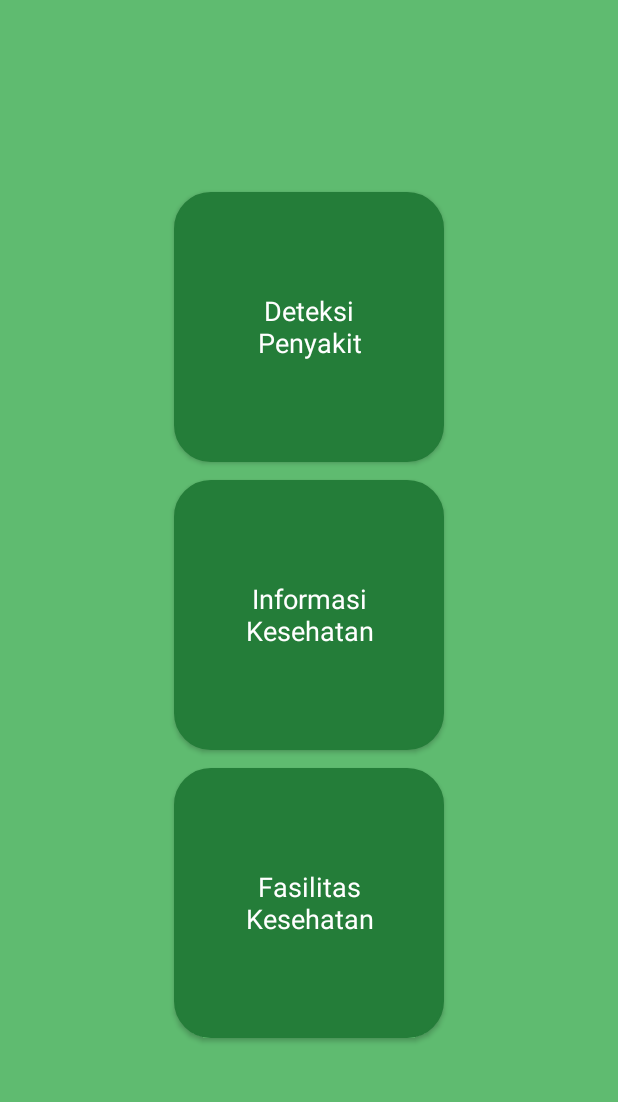
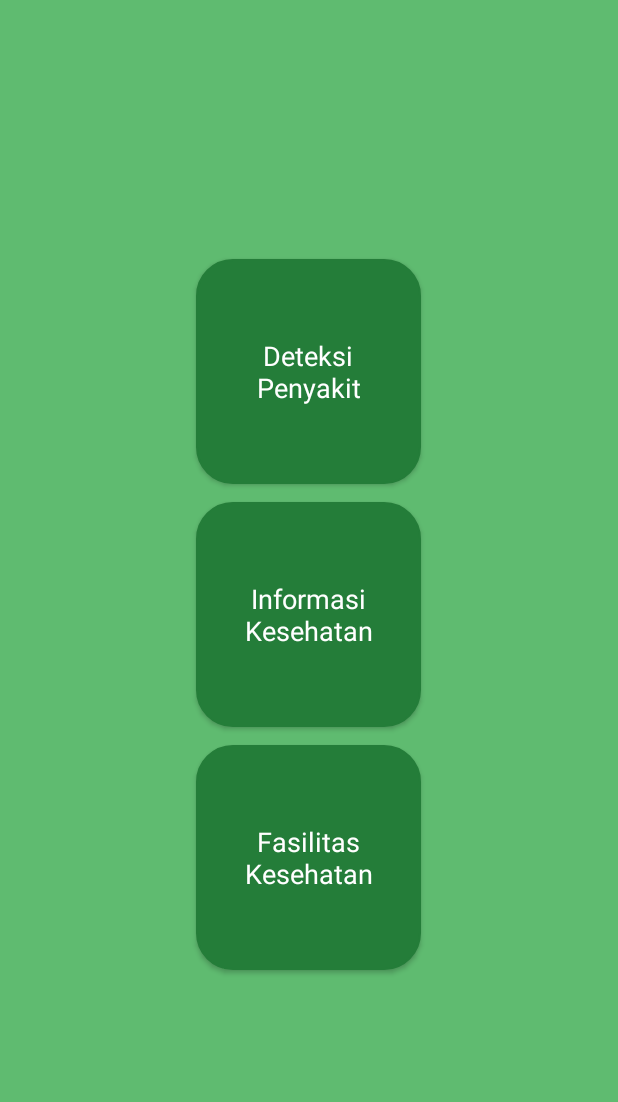
Before and after one commit to ahmadsufyan455/MedDev, an Android app: the screen it shows after launch once a user with an empty profile is signed in (DashboardActivity), on a phone screen of 412 x 824 dp, the part 63-1165 px from its top. Run offline under Robolectric (Android 15) with nearby library versions, the phone set to English and light mode, and no system bars; our stand-ins replace Firebase (no records; nobody signed in at launch, a user with empty details on screens opened directly).

Commit message:
change layout size

```diff
--- a/MedDev/app/src/main/res/layout/activity_dashboard.xml
+++ b/MedDev/app/src/main/res/layout/activity_dashboard.xml
@@ -51,8 +51,8 @@
 
         <androidx.appcompat.widget.AppCompatButton
             android:id="@+id/btnDiseaseDetection"
-            android:layout_width="180dp"
-            android:layout_height="180dp"
+            android:layout_width="150dp"
+            android:layout_height="150dp"
             android:background="@drawable/rounded_button_darkgreen_bg"
             android:text="Deteksi\nPenyakit"
             android:textAllCaps="false"
@@ -62,8 +62,8 @@
 
         <androidx.appcompat.widget.AppCompatButton
             android:id="@+id/btnHealthInformation"
-            android:layout_width="180dp"
-            android:layout_height="180dp"
+            android:layout_width="150dp"
+            android:layout_height="150dp"
             android:layout_marginVertical="12dp"
             android:background="@drawable/rounded_button_darkgreen_bg"
             android:text="Informasi\nKesehatan"
@@ -74,8 +74,8 @@
 
         <androidx.appcompat.widget.AppCompatButton
             android:id="@+id/btnHealthFacilitation"
-            android:layout_width="180dp"
-            android:layout_height="180dp"
+            android:layout_width="150dp"
+            android:layout_height="150dp"
             android:background="@drawable/rounded_button_darkgreen_bg"
             android:text="Fasilitas\nKesehatan"
             android:textAllCaps="false"
--- a/MedDev/app/src/main/res/layout/activity_disease_detection.xml
+++ b/MedDev/app/src/main/res/layout/activity_disease_detection.xml
@@ -11,7 +11,7 @@
     <androidx.cardview.widget.CardView
         android:id="@+id/imgCard"
         android:layout_width="match_parent"
-        android:layout_height="300dp"
+        android:layout_height="270dp"
         app:cardCornerRadius="20dp"
         app:layout_constraintEnd_toEndOf="parent"
         app:layout_constraintStart_toStartOf="parent"
@@ -69,7 +69,7 @@
         android:id="@+id/btnDetection"
         android:layout_width="match_parent"
         android:layout_height="wrap_content"
-        android:layout_marginBottom="34dp"
+        android:layout_marginBottom="16dp"
         android:background="@drawable/rounded_button_red_bg"
         android:text="@string/deteksi"
         android:textColor="@color/white"
```
